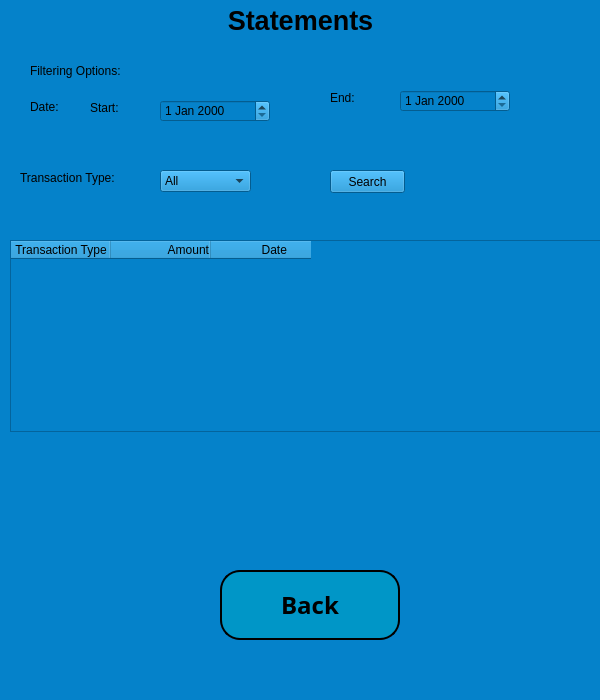
The window that customer_statements_window.ui (melikkekaya/BankingApp_SQL) describes before a commit, drawn with Qt 5.
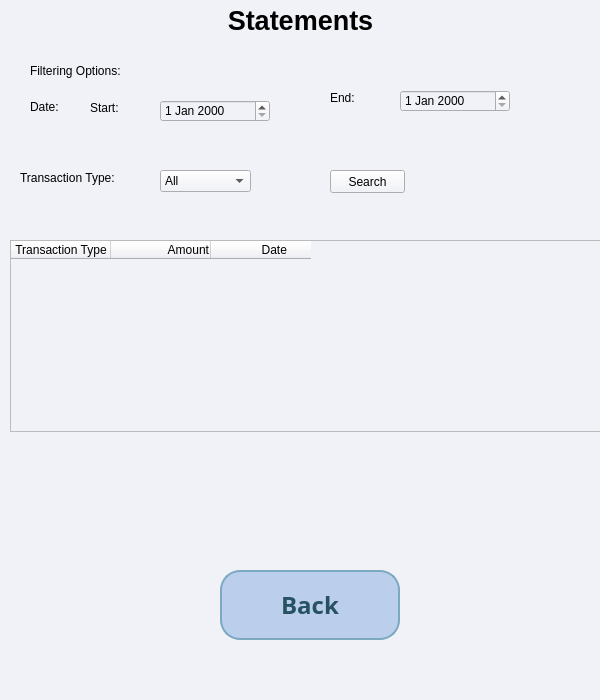
The same window after the commit.

Diff of the .ui file:
```diff
--- a/customer_statements_window.ui
+++ b/customer_statements_window.ui
@@ -35,7 +35,7 @@
    <string>Customer Bank Statement</string>
   </property>
   <property name="styleSheet">
-   <string notr="true">background-color: rgb(5, 130, 202);</string>
+   <string notr="true">background-color: rgb(241, 242, 248);</string>
   </property>
   <property name="inputMethodHints">
    <set>Qt::ImhNone</set>
@@ -98,21 +98,17 @@
      </font>
     </property>
     <property name="styleSheet">
-     <string notr="true">QPushButton {
-background-color: rgb(0, 150, 199);
-   border-color: rgb(66, 167, 255);
-   border-bottom-color: rgb(255, 255, 255);
-   border:2px solid rgb(202, 240, 248);
-   border-radius:20px;
-   border-color: black;
+     <string notr="true">QPushButton{
+color: rgb(39, 82, 97);
+background-color: rgb(187, 207, 237);
+border:2px solid rgb(123, 169, 191);
+border-radius:20px
 }
 
 QPushButton:hover {
-     background-color: rgb(202, 240, 248);
-     border:2px solid rgb(202, 240, 248);
-}
-    
-   </string>
+     background-color: rgb(225, 229, 241);
+     border:2px solid rgb(196, 218, 245);
+}</string>
     </property>
     <property name="text">
      <string>Back</string>
```
Left out of the diff: 2 changed lines with no effect on the pictures.
